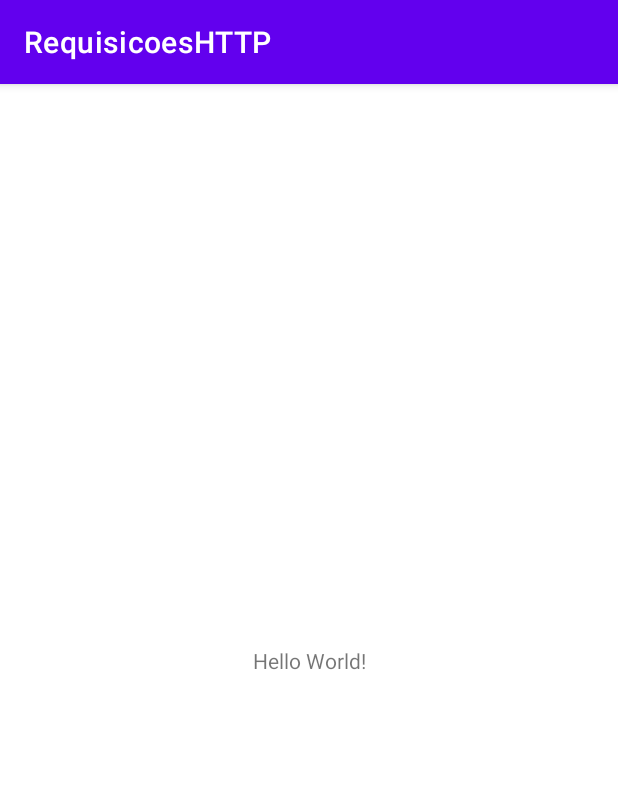
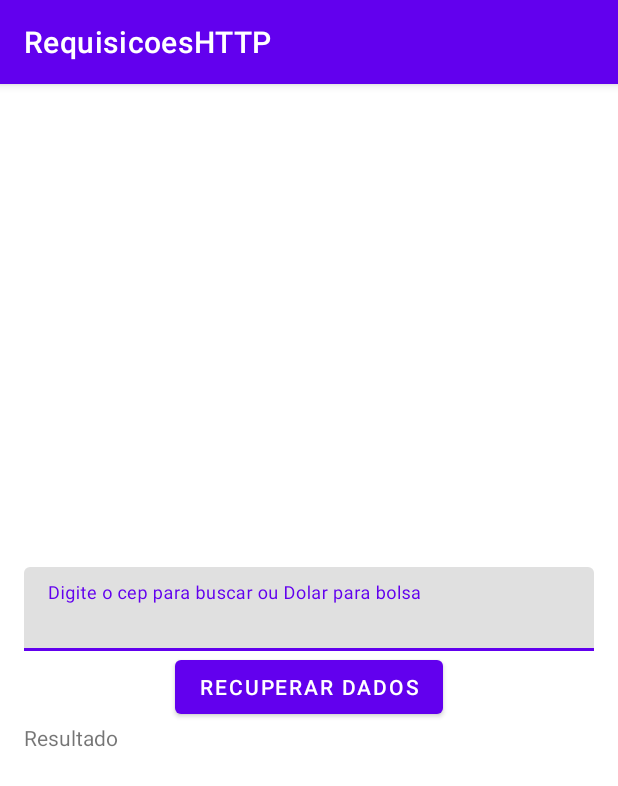
Before and after one commit to ClaytonEduard/RequisicoesHTTP, an Android app: the screen it shows after launch (MainActivity), on a phone screen of 412 x 824 dp. Shown: the top 786 px of the screen. Run offline under Robolectric (Android 15) with nearby library versions, the phone set to English and light mode, and no system bars.

```diff
--- a/app/src/main/AndroidManifest.xml
+++ b/app/src/main/AndroidManifest.xml
@@ -1,6 +1,9 @@
 <?xml version="1.0" encoding="utf-8"?>
 <manifest xmlns:android="http://schemas.android.com/apk/res/android"
     xmlns:tools="http://schemas.android.com/tools">
+
+    <!--definindo permissão para uso de internet movel -->
+    <uses-permission android:name="android.permission.INTERNET"/>
 
     <application
         android:allowBackup="true"
--- a/app/src/main/res/layout/activity_main.xml
+++ b/app/src/main/res/layout/activity_main.xml
@@ -1,18 +1,36 @@
 <?xml version="1.0" encoding="utf-8"?>
-<androidx.constraintlayout.widget.ConstraintLayout xmlns:android="http://schemas.android.com/apk/res/android"
+<LinearLayout xmlns:android="http://schemas.android.com/apk/res/android"
     xmlns:app="http://schemas.android.com/apk/res-auto"
     xmlns:tools="http://schemas.android.com/tools"
     android:layout_width="match_parent"
     android:layout_height="match_parent"
+    android:layout_margin="16dp"
+    android:gravity="center"
+    android:orientation="vertical"
     tools:context=".MainActivity">
 
-    <TextView
+    <com.google.android.material.textfield.TextInputLayout
+        android:layout_width="match_parent"
+        android:layout_height="wrap_content">
+
+        <com.google.android.material.textfield.TextInputEditText
+            android:id="@+id/textoCep"
+            android:layout_width="match_parent"
+            android:layout_height="wrap_content"
+            android:hint="Digite o cep para buscar ou Dolar para bolsa"
+            android:inputType="text" />
+    </com.google.android.material.textfield.TextInputLayout>
+
+    <Button
+        android:id="@+id/buttonRecuperar"
         android:layout_width="wrap_content"
         android:layout_height="wrap_content"
-        android:text="Hello World!"
-        app:layout_constraintBottom_toBottomOf="parent"
-        app:layout_constraintEnd_toEndOf="parent"
-        app:layout_constraintStart_toStartOf="parent"
-        app:layout_constraintTop_toTopOf="parent" />
+        android:text="Recuperar Dados" />
 
-</androidx.constraintlayout.widget.ConstraintLayout>
+    <TextView
+        android:id="@+id/textResultado"
+        android:layout_width="match_parent"
+        android:layout_height="wrap_content"
+        android:text="Resultado" />
+
+</LinearLayout>
```
Also changed, not shown: app/src/main/java/com/claytoneduard/requisicoeshttp/MainActivity.java (+91 -0 lines).
